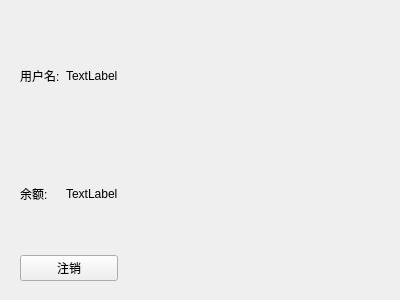
First picture: the form in src/client/userlobby.ui, repository Sean10/Bank, before the edit.
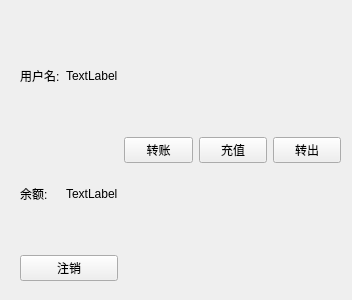
Second picture: the form after the edit.

```diff
--- a/src/client/userlobby.ui
+++ b/src/client/userlobby.ui
@@ -6,7 +6,7 @@
    <rect>
     <x>0</x>
     <y>0</y>
-    <width>400</width>
+    <width>352</width>
     <height>300</height>
    </rect>
   </property>
@@ -18,7 +18,7 @@
     <rect>
      <x>20</x>
      <y>20</y>
-     <width>361</width>
+     <width>321</width>
      <height>261</height>
     </rect>
    </property>
@@ -71,17 +71,33 @@
      </layout>
     </item>
     <item>
-     <spacer name="horizontalSpacer">
-      <property name="orientation">
-       <enum>Qt::Horizontal</enum>
-      </property>
-      <property name="sizeHint" stdset="0">
-       <size>
-        <width>40</width>
-        <height>20</height>
-       </size>
-      </property>
-     </spacer>
+     <layout class="QVBoxLayout" name="verticalLayout_2">
+      <item>
+       <layout class="QHBoxLayout" name="horizontalLayout_4">
+        <item>
+         <widget class="QPushButton" name="buttonTransfer">
+          <property name="text">
+           <string>转账</string>
+          </property>
+         </widget>
+        </item>
+        <item>
+         <widget class="QPushButton" name="buttonDeposit">
+          <property name="text">
+           <string>充值</string>
+          </property>
+         </widget>
+        </item>
+        <item>
+         <widget class="QPushButton" name="buttonWithdraw">
+          <property name="text">
+           <string>转出</string>
+          </property>
+         </widget>
+        </item>
+       </layout>
+      </item>
+     </layout>
     </item>
    </layout>
   </widget>
```
